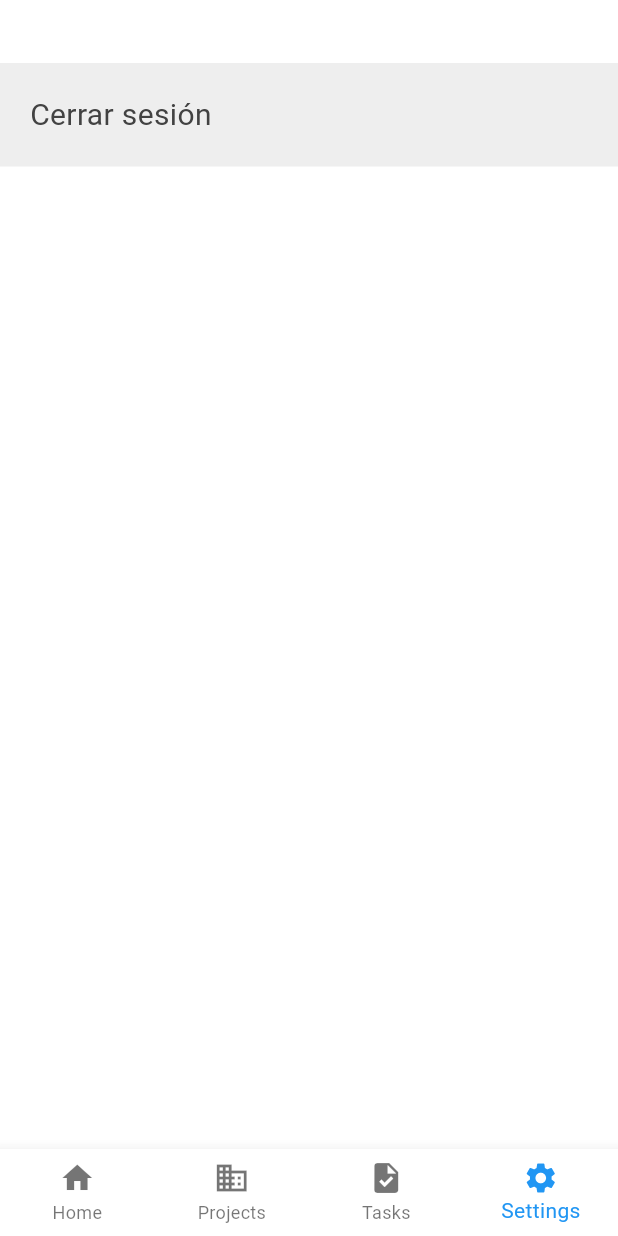
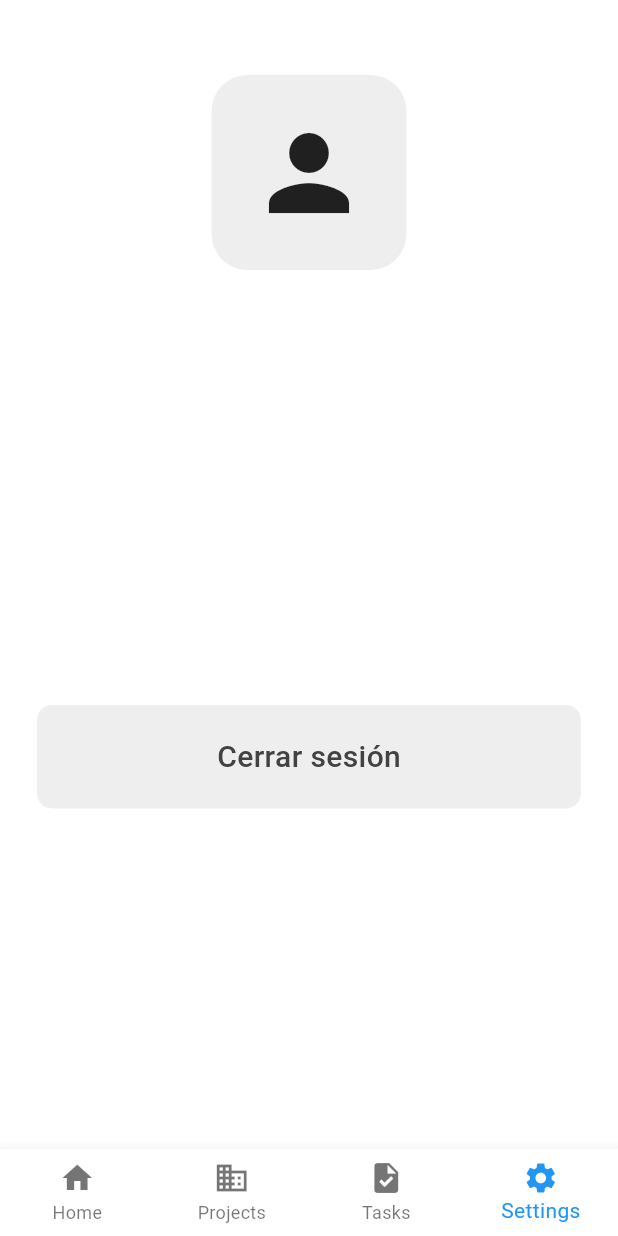
Before and after one commit to AndresCanto/ProPlannerApp, a Flutter app: the screen it shows once a user with an empty profile is signed in, item 4 of the bottom bar chosen, on a phone screen of 412 x 824 dp. Run offline on Flutter 3.47's test engine with Material 3 defaults, Android fonts, the phone set to English and light mode, and no system bars; our stand-ins replace cloud_firestore, firebase_auth, firebase_core; accounts and stored records are empty.

Commit message:
design settings page

```diff
--- a/lib/pages/settings_page.dart
+++ b/lib/pages/settings_page.dart
@@ -24,8 +24,9 @@ class SettingsPage extends StatelessWidget {
   Widget build(BuildContext context) {
     return Scaffold(
       body: SafeArea(
-        child: ListView(
+        child: Column(
           children: [
+            const SizedBox(height: 50,),
             FutureBuilder<DocumentSnapshot<Map<String, dynamic>>>(
               future: getUserDetails(),
               builder: (context, snapshot) {
@@ -46,9 +47,34 @@ class SettingsPage extends StatelessWidget {
 
                   return Center(
                     child: Column(
+                      mainAxisAlignment: MainAxisAlignment.end,
                       children: [
-                        Text(user!['email']),
-                        Text(user['username']),
+                        Container(
+                          decoration: BoxDecoration(
+                            color: Theme.of(context).colorScheme.primary,
+                            borderRadius: BorderRadius.circular(24),
+                          ),
+                          padding: const EdgeInsets.all(25),
+                          child: const Icon(
+                            Icons.person,
+                            size: 80,
+                          ),
+                        ),
+                        const SizedBox(height: 25),
+                        Text(
+                          user!['username'],
+                          style: const TextStyle(
+                            fontSize: 24,
+                            fontWeight: FontWeight.bold,
+                          ),
+                        ),
+                        const SizedBox(height: 10),
+                        Text(
+                          user['email'],
+                          style: TextStyle(
+                            color: Colors.grey[600],
+                          ),
+                        ),
                       ],
                     ),
                   );
@@ -57,16 +83,18 @@ class SettingsPage extends StatelessWidget {
                 }
               },
             ),
+            const SizedBox(height: 200,),
             GestureDetector(
               onTap: logout,
               child: Container(
                 decoration: BoxDecoration(
                   color: Theme.of(context).colorScheme.primary,
+                  borderRadius: BorderRadius.circular(10)
                 ),
-                padding: const EdgeInsets.all(20),
+                padding: const EdgeInsets.symmetric(horizontal: 120, vertical: 20),
                 child: const Text(
                   "Cerrar sesión",
-                  style: TextStyle(fontSize: 20),
+                  style: TextStyle(fontSize: 20, fontWeight: FontWeight.w500),
                 ),
               ),
             ),
```
